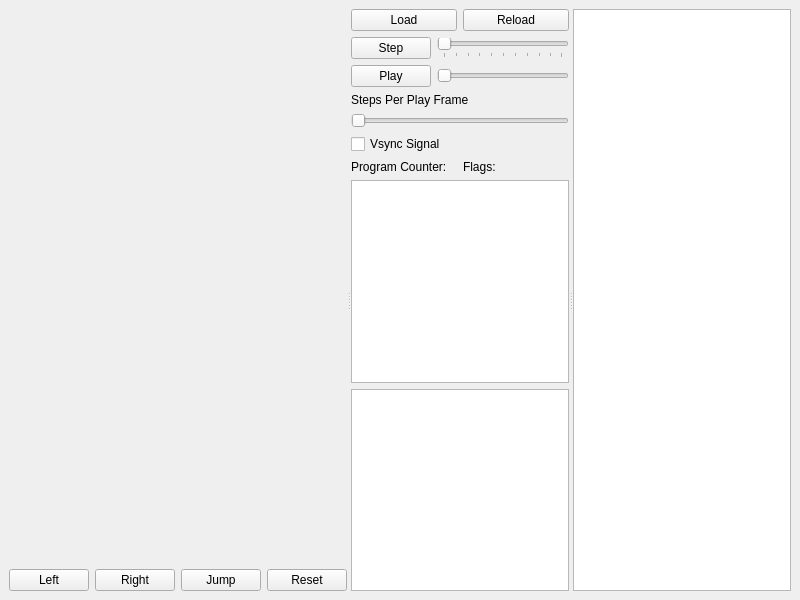
Before: the Qt Designer form Simulator/mainwindow.ui in asheryoung10/ece3710, drawn with Qt 5.
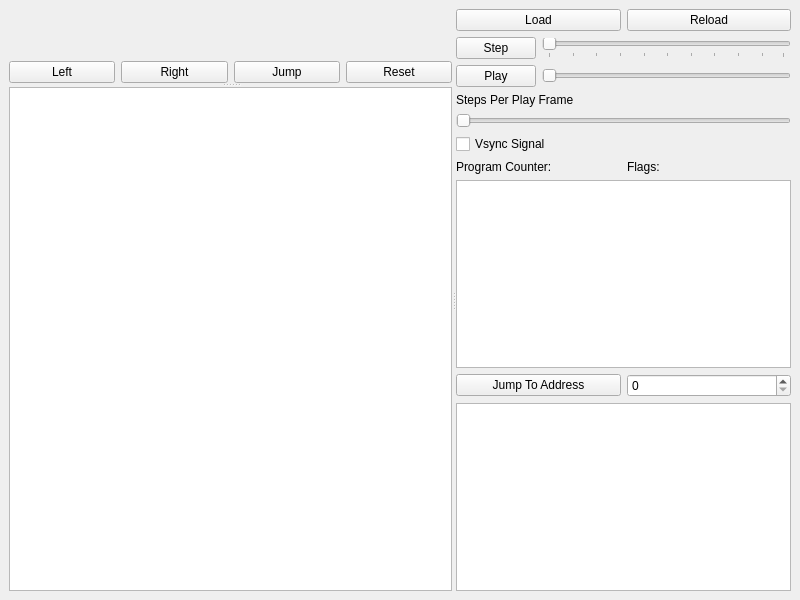
After: the same form once the commit is applied. Custom widgets are drawn as their Qt base class.

The edit to the form file:
```diff
--- a/Simulator/mainwindow.ui
+++ b/Simulator/mainwindow.ui
@@ -16,9 +16,13 @@
   <widget class="QWidget" name="centralwidget">
    <layout class="QHBoxLayout" name="horizontalLayout_7">
     <item>
+     <widget class="QSplitter" name="splitter_2">
+      <property name="orientation">
+       <enum>Qt::Orientation::Horizontal</enum>
+      </property>
      <widget class="QSplitter" name="splitter">
       <property name="orientation">
-       <enum>Qt::Orientation::Horizontal</enum>
+        <enum>Qt::Orientation::Vertical</enum>
       </property>
       <widget class="QWidget" name="verticalLayoutWidget">
        <layout class="QVBoxLayout" name="verticalLayout_3">
@@ -59,6 +63,8 @@
         </item>
        </layout>
       </widget>
+       <widget class="QTextBrowser" name="sourceView"/>
+      </widget>
       <widget class="QWidget" name="layoutWidget">
        <layout class="QVBoxLayout" name="verticalLayout_2">
         <item>
@@ -175,12 +181,29 @@
         <item>
          <widget class="QTableView" name="registerView"/>
         </item>
+        <item>
+         <layout class="QHBoxLayout" name="horizontalLayout_8">
+          <item>
+           <widget class="QPushButton" name="jumptoAddressButton">
+            <property name="text">
+             <string>Jump To Address</string>
+            </property>
+           </widget>
+          </item>
+          <item>
+           <widget class="QSpinBox" name="jumpAddress">
+            <property name="maximum">
+             <number>65535</number>
+            </property>
+           </widget>
+          </item>
+         </layout>
+        </item>
         <item>
          <widget class="QTableView" name="memoryView"/>
         </item>
        </layout>
       </widget>
-      <widget class="QTextBrowser" name="sourceView"/>
      </widget>
     </item>
    </layout>
```
Left out of the diff: 2 changed lines with no effect on the pictures. Lines whose indentation alone changed are shown as unchanged.
